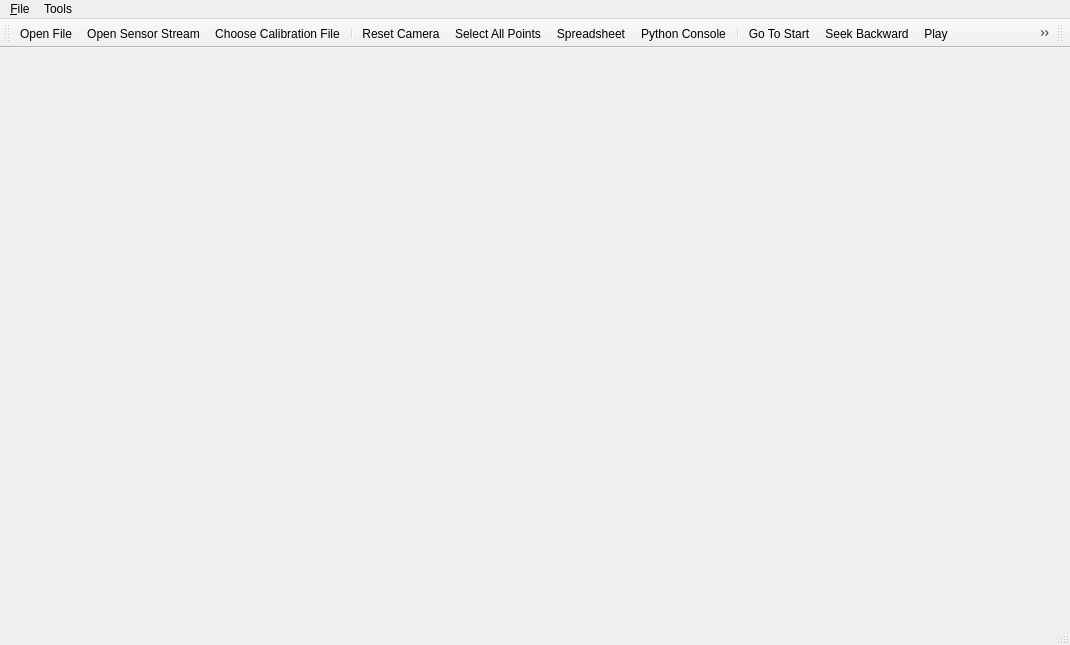
Kitware/VeloView, file vvMainWindow.ui: the form before one commit.
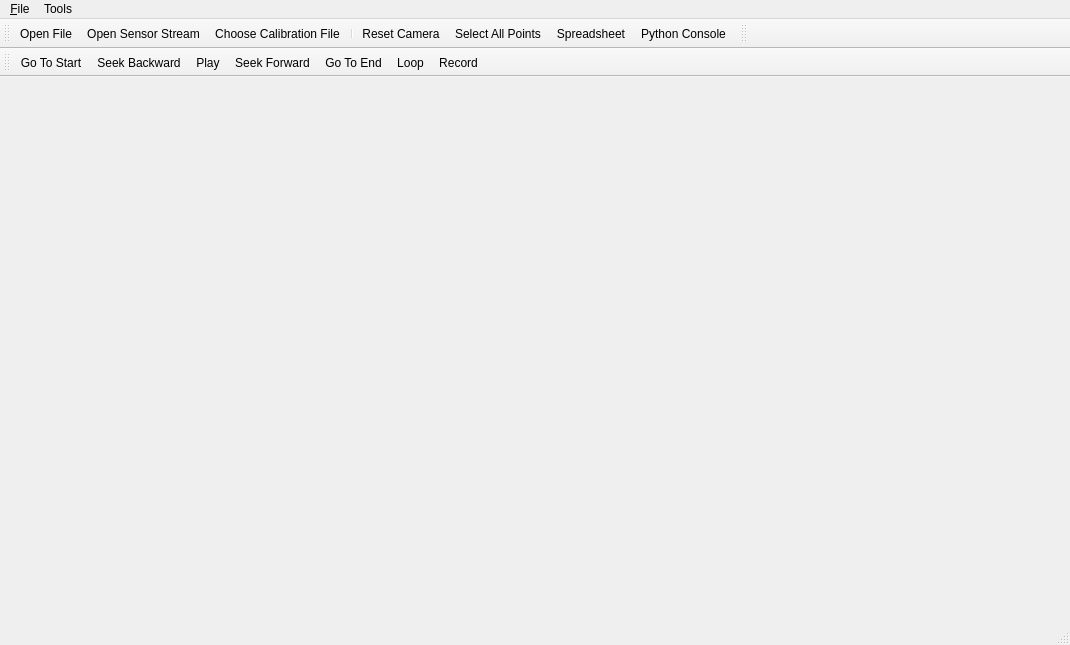
The form after the commit. Icons and pictures are not drawn. Custom widgets are drawn as their Qt base class.

Diff of the .ui file:
```diff
--- a/vvMainWindow.ui
+++ b/vvMainWindow.ui
@@ -77,25 +77,36 @@
    <addaction name="actionSelect_All_Points"/>
    <addaction name="actionSpreadsheet"/>
    <addaction name="actionPython_Console"/>
-   <addaction name="separator"/>
+  </widget>
+  <widget class="pqColorToolbar" name="colorToolBar">
+   <property name="windowTitle">
+    <string>Color Controls</string>
+   </property>
+   <attribute name="toolBarArea">
+    <enum>TopToolBarArea</enum>
+   </attribute>
+   <attribute name="toolBarBreak">
+    <bool>false</bool>
+   </attribute>
+  </widget>
+  <widget class="QToolBar" name="playbackToolbar">
+   <property name="windowTitle">
+    <string>toolBar_2</string>
+   </property>
+   <attribute name="toolBarArea">
+    <enum>TopToolBarArea</enum>
+   </attribute>
+   <attribute name="toolBarBreak">
+    <bool>true</bool>
+   </attribute>
    <addaction name="actionGo_To_Start"/>
    <addaction name="actionSeek_Backward"/>
    <addaction name="actionPlay"/>
    <addaction name="actionSeek_Forward"/>
    <addaction name="actionGo_To_End"/>
+   <addaction name="actionLoop"/>
    <addaction name="actionRecord"/>
   </widget>
-  <widget class="pqColorToolbar" name="colorToolBar">
-   <property name="windowTitle">
-    <string>Color Controls</string>
-   </property>
-   <attribute name="toolBarArea">
-    <enum>TopToolBarArea</enum>
-   </attribute>
-   <attribute name="toolBarBreak">
-    <bool>false</bool>
-   </attribute>
-  </widget>
   <action name="actionE_xit">
    <property name="text">
     <string>E&amp;xit</string>
@@ -319,6 +330,18 @@
     <string>Save CSV</string>
    </property>
   </action>
+  <action name="actionLoop">
+   <property name="checkable">
+    <bool>true</bool>
+   </property>
+   <property name="icon">
+    <iconset resource="VelodyneHDL/images/resources.qrc">
+     <normaloff>:/VelodyneHDLPlugin/media-loop.png</normaloff>:/VelodyneHDLPlugin/media-loop.png</iconset>
+   </property>
+   <property name="text">
+    <string>Loop</string>
+   </property>
+  </action>
  </widget>
  <customwidgets>
   <customwidget>
```
